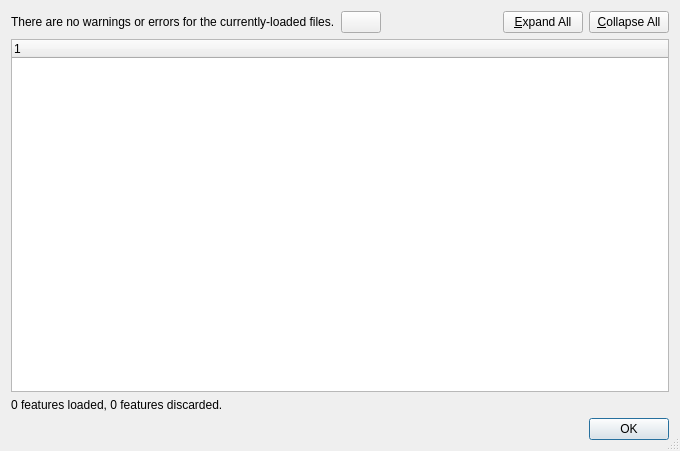
Above: src/qt-widgets/ReadErrorAccumulationDialogUi.ui from GPlates/GPlates before the change. Below: the same form after it.
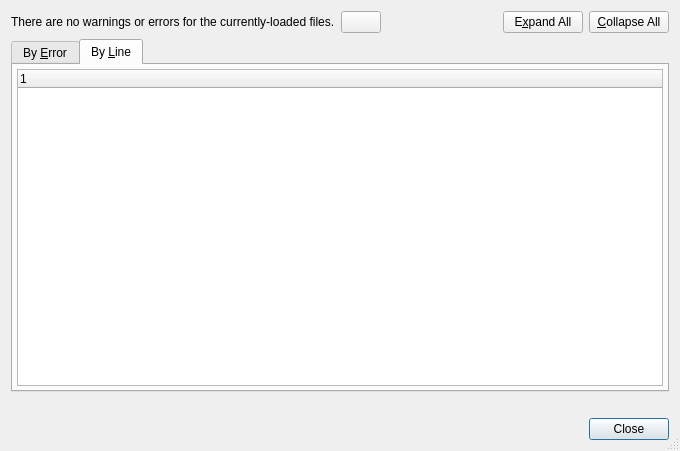
That is the form after the change. The open tabs and pages were chosen to show the change. Icons and pictures are not drawn.

Commit message:
Replaced source:/gplates/trunk using source:/gplates/branches/ui-additions-2007-oct-19#1971 incorporating log:/gplates/branches/ui-additions-2007-oct-19#1877:1971 ([log:/gplates/trunk#1971:1971 No changes on trunk] since last update from trunk).
This is "[wiki:MergingInSubversion#Replacingonebranchwithanother replacing one branch with another]". The command used was:
{{{
svn merge http://svn.gplates.org/gplates/trunk@1971 http://svn.gplates.org/gplates/branches/ui-additions-2007-oct-19@1971
}}}
from inside the root directory of a working copy of the trunk.

Diff of the .ui file:
```diff
--- a/src/qt-widgets/ReadErrorAccumulationDialogUi.ui
+++ b/src/qt-widgets/ReadErrorAccumulationDialogUi.ui
@@ -60,7 +60,7 @@
      <item>
       <widget class="QPushButton" name="button_expand_all" >
        <property name="text" >
-        <string>&amp;Expand All</string>
+        <string>E&amp;xpand All</string>
        </property>
       </widget>
      </item>
@@ -74,27 +74,84 @@
     </layout>
    </item>
    <item>
-    <widget class="QTreeWidget" name="treeWidget_errors" >
+    <widget class="QTabWidget" name="tabWidget" >
+     <property name="currentIndex" >
+      <number>0</number>
+     </property>
+     <widget class="QWidget" name="tab_by_type" >
+      <attribute name="title" >
+       <string>By &amp;Error</string>
+      </attribute>
+      <layout class="QHBoxLayout" >
+       <property name="leftMargin" >
+        <number>4</number>
+       </property>
+       <property name="topMargin" >
+        <number>4</number>
+       </property>
+       <property name="rightMargin" >
+        <number>4</number>
+       </property>
+       <property name="bottomMargin" >
+        <number>4</number>
+       </property>
+       <item>
+        <widget class="QTreeWidget" name="tree_widget_errors_by_type" >
      <property name="alternatingRowColors" >
       <bool>true</bool>
      </property>
      <property name="wordWrap" >
       <bool>true</bool>
      </property>
-     <property name="columnCount" >
-      <number>1</number>
-     </property>
+         <column>
+          <property name="text" >
+           <string/>
+          </property>
+         </column>
+        </widget>
+       </item>
+      </layout>
+     </widget>
+     <widget class="QWidget" name="tab_by_line" >
+      <attribute name="title" >
+       <string>By &amp;Line</string>
+      </attribute>
+      <layout class="QHBoxLayout" >
+       <property name="leftMargin" >
+        <number>4</number>
+       </property>
+       <property name="topMargin" >
+        <number>4</number>
+       </property>
+       <property name="rightMargin" >
+        <number>4</number>
+       </property>
+       <property name="bottomMargin" >
+        <number>4</number>
+       </property>
+       <item>
+        <widget class="QTreeWidget" name="tree_widget_errors_by_line" >
+         <property name="alternatingRowColors" >
+          <bool>true</bool>
+         </property>
+         <property name="wordWrap" >
+          <bool>true</bool>
+         </property>
      <column>
       <property name="text" >
        <string/>
       </property>
      </column>
+        </widget>
+       </item>
+      </layout>
+     </widget>
     </widget>
    </item>
    <item>
     <widget class="QLabel" name="label_result" >
      <property name="text" >
-      <string>0 features loaded, 0 features discarded.</string>
+      <string/>
      </property>
     </widget>
    </item>
@@ -116,7 +173,7 @@
      <item>
       <widget class="QPushButton" name="button_ok" >
        <property name="text" >
-        <string>OK</string>
+        <string>Close</string>
        </property>
        <property name="default" >
         <bool>true</bool>
```
Left out of the diff: 1 changed line with no effect on the pictures. Lines whose indentation alone changed are shown as unchanged. The commit also changes 5 other files.
